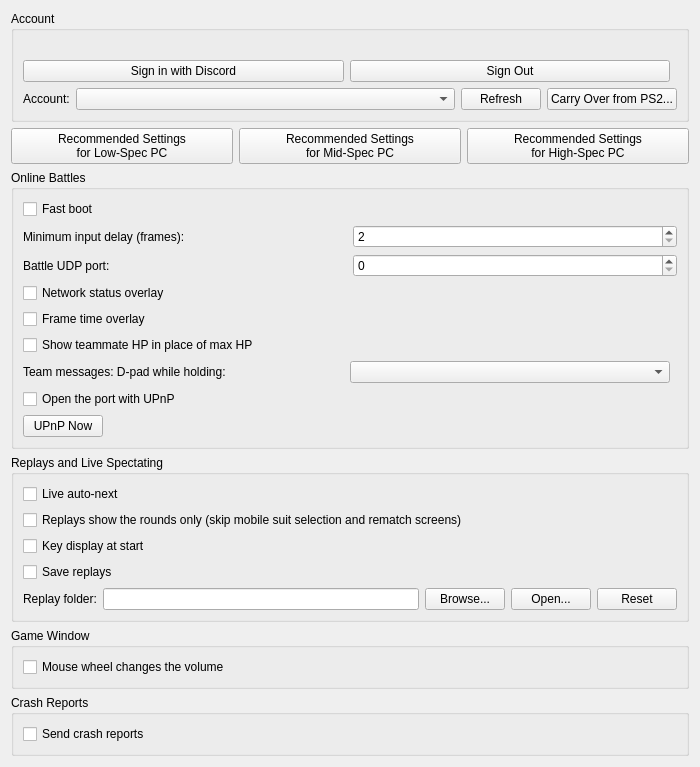
The window that pcsx2-qt/Settings/ZdxsvSettingsWidget.ui (inada-s/pcsx2) describes before a commit, drawn with Qt 5.
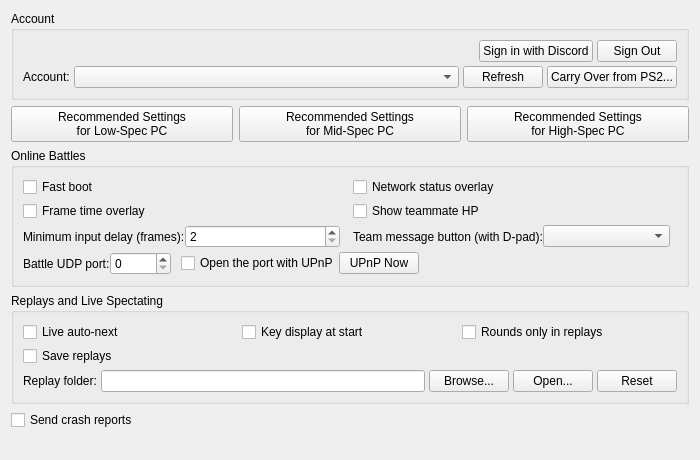
The same window after the commit.

Commit message: Zdxsv settings page: compact layout, UPnP next to the battle UDP port, shorter labels

```diff
--- a/pcsx2-qt/Settings/ZdxsvSettingsWidget.ui
+++ b/pcsx2-qt/Settings/ZdxsvSettingsWidget.ui
@@ -7,28 +7,40 @@
     <x>0</x>
     <y>0</y>
     <width>700</width>
-    <height>600</height>
+    <height>460</height>
    </rect>
   </property>
   <property name="windowTitle">
    <string/>
   </property>
   <layout class="QVBoxLayout" name="verticalLayout">
+   <property name="spacing">
+    <number>6</number>
+   </property>
    <item>
     <widget class="QGroupBox" name="zdxsvAccountGroup">
      <property name="title">
       <string>Account</string>
      </property>
      <layout class="QVBoxLayout" name="zdxsvAccountLayout">
-      <item>
-       <widget class="QLabel" name="zdxsvAccountStatus">
-        <property name="wordWrap">
-         <bool>true</bool>
-        </property>
-       </widget>
-      </item>
+      <property name="spacing">
+       <number>4</number>
+      </property>
       <item>
        <layout class="QHBoxLayout" name="zdxsvAccountButtons">
+        <item>
+         <widget class="QLabel" name="zdxsvAccountStatus">
+          <property name="sizePolicy">
+           <sizepolicy hsizetype="Expanding" vsizetype="Preferred">
+            <horstretch>0</horstretch>
+            <verstretch>0</verstretch>
+           </sizepolicy>
+          </property>
+          <property name="wordWrap">
+           <bool>true</bool>
+          </property>
+         </widget>
+        </item>
         <item>
          <widget class="QPushButton" name="zdxsvSignIn">
           <property name="text">
@@ -43,13 +55,6 @@
           </property>
          </widget>
         </item>
-        <item>
-         <spacer name="zdxsvAccountButtonsSpacer">
-          <property name="orientation">
-           <enum>Qt::Orientation::Horizontal</enum>
-          </property>
-         </spacer>
-        </item>
        </layout>
       </item>
       <item>
@@ -123,24 +128,45 @@
      <property name="title">
       <string>Online Battles</string>
      </property>
-     <layout class="QVBoxLayout" name="battleLayout">
-      <item>
+     <layout class="QGridLayout" name="battleLayout" columnstretch="1,1">
+      <property name="verticalSpacing">
+       <number>4</number>
+      </property>
+      <item row="0" column="0">
        <widget class="QCheckBox" name="zdxsvFastBoot">
         <property name="text">
          <string>Fast boot</string>
         </property>
        </widget>
       </item>
-      <item>
+      <item row="0" column="1">
+       <widget class="QCheckBox" name="zdxsvNetOsd">
+        <property name="text">
+         <string>Network status overlay</string>
+        </property>
+       </widget>
+      </item>
+      <item row="1" column="0">
+       <widget class="QCheckBox" name="zdxsvFrameOsd">
+        <property name="text">
+         <string>Frame time overlay</string>
+        </property>
+       </widget>
+      </item>
+      <item row="1" column="1">
+       <widget class="QCheckBox" name="zdxsvAllyHp">
+        <property name="text">
+         <string>Show teammate HP</string>
+        </property>
+       </widget>
+      </item>
+      <item row="2" column="0">
        <layout class="QHBoxLayout" name="zdxsvGgpoMinDelayLayout">
         <item>
          <widget class="QLabel" name="zdxsvGgpoMinDelayLabel">
           <property name="text">
            <string>Minimum input delay (frames):</string>
           </property>
-          <property name="wordWrap">
-           <bool>true</bool>
-          </property>
          </widget>
         </item>
         <item>
@@ -156,18 +182,43 @@
           </property>
          </widget>
         </item>
+        <item>
+         <spacer name="zdxsvGgpoMinDelaySpacer">
+          <property name="orientation">
+           <enum>Qt::Orientation::Horizontal</enum>
+          </property>
+         </spacer>
+        </item>
        </layout>
       </item>
-      <item>
+      <item row="2" column="1">
+       <layout class="QHBoxLayout" name="zdxsvStickMessageLayout">
+        <item>
+         <widget class="QLabel" name="zdxsvStickMessageLabel">
+          <property name="text">
+           <string>Team message button (with D-pad):</string>
+          </property>
+         </widget>
+        </item>
+        <item>
+         <widget class="QComboBox" name="zdxsvStickMessageButton"/>
+        </item>
+        <item>
+         <spacer name="zdxsvStickMessageSpacer">
+          <property name="orientation">
+           <enum>Qt::Orientation::Horizontal</enum>
+          </property>
+         </spacer>
+        </item>
+       </layout>
+      </item>
+      <item row="3" column="0" colspan="2">
        <layout class="QHBoxLayout" name="zdxsvGgpoPortLayout">
         <item>
          <widget class="QLabel" name="zdxsvGgpoPortLabel">
           <property name="text">
            <string>Battle UDP port:</string>
           </property>
-          <property name="wordWrap">
-           <bool>true</bool>
-          </property>
          </widget>
         </item>
         <item>
@@ -183,59 +234,29 @@
           </property>
          </widget>
         </item>
-       </layout>
-      </item>
-      <item>
-       <widget class="QCheckBox" name="zdxsvNetOsd">
-        <property name="text">
-         <string>Network status overlay</string>
-        </property>
-       </widget>
-      </item>
-      <item>
-       <widget class="QCheckBox" name="zdxsvFrameOsd">
-        <property name="text">
-         <string>Frame time overlay</string>
-        </property>
-       </widget>
-      </item>
-      <item>
-       <widget class="QCheckBox" name="zdxsvAllyHp">
-        <property name="text">
-         <string>Show teammate HP in place of max HP</string>
-        </property>
-       </widget>
-      </item>
-      <item>
-       <layout class="QHBoxLayout" name="zdxsvStickMessageLayout">
         <item>
-         <widget class="QLabel" name="zdxsvStickMessageLabel">
-          <property name="text">
-           <string>Team messages: D-pad while holding:</string>
-          </property>
-         </widget>
-        </item>
-        <item>
-         <widget class="QComboBox" name="zdxsvStickMessageButton"/>
-        </item>
-        <item>
-         <spacer name="zdxsvStickMessageSpacer">
+         <spacer name="zdxsvUPnPSpacer">
           <property name="orientation">
            <enum>Qt::Orientation::Horizontal</enum>
           </property>
+          <property name="sizeType">
+           <enum>QSizePolicy::Policy::Fixed</enum>
+          </property>
+          <property name="sizeHint" stdset="0">
+           <size>
+            <width>10</width>
+            <height>0</height>
+           </size>
+          </property>
          </spacer>
         </item>
-       </layout>
-      </item>
-      <item>
-       <widget class="QCheckBox" name="zdxsvUPnP">
-        <property name="text">
-         <string>Open the port with UPnP</string>
-        </property>
-       </widget>
-      </item>
-      <item>
-       <layout class="QHBoxLayout" name="zdxsvUPnPNowLayout">
+        <item>
+         <widget class="QCheckBox" name="zdxsvUPnP">
+          <property name="text">
+           <string>Open the port with UPnP</string>
+          </property>
+         </widget>
+        </item>
         <item>
          <widget class="QPushButton" name="zdxsvUPnPNow">
           <property name="text">
@@ -251,6 +272,9 @@
             <verstretch>0</verstretch>
            </sizepolicy>
           </property>
+          <property name="wordWrap">
+           <bool>true</bool>
+          </property>
          </widget>
         </item>
        </layout>
@@ -263,44 +287,51 @@
      <property name="title">
       <string>Replays and Live Spectating</string>
      </property>
-     <layout class="QFormLayout" name="replayLayout">
-      <item row="0" column="0" colspan="2">
-       <widget class="QCheckBox" name="zdxsvLiveAutoNext">
-        <property name="text">
-         <string>Live auto-next</string>
-        </property>
-       </widget>
+     <layout class="QVBoxLayout" name="replayLayout">
+      <property name="spacing">
+       <number>4</number>
+      </property>
+      <item>
+       <layout class="QHBoxLayout" name="zdxsvReplayOptionsLayout">
+        <item>
+         <widget class="QCheckBox" name="zdxsvLiveAutoNext">
+          <property name="text">
+           <string>Live auto-next</string>
+          </property>
+         </widget>
+        </item>
+        <item>
+         <widget class="QCheckBox" name="zdxsvReplayKeyDisplay">
+          <property name="text">
+           <string>Key display at start</string>
+          </property>
+         </widget>
+        </item>
+        <item>
+         <widget class="QCheckBox" name="zdxsvReplaySkipMs">
+          <property name="text">
+           <string>Rounds only in replays</string>
+          </property>
+         </widget>
+        </item>
+       </layout>
       </item>
-      <item row="1" column="0" colspan="2">
-       <widget class="QCheckBox" name="zdxsvReplaySkipMs">
-        <property name="text">
-         <string>Replays show the rounds only (skip mobile suit selection and rematch screens)</string>
-        </property>
-       </widget>
-      </item>
-      <item row="2" column="0" colspan="2">
-       <widget class="QCheckBox" name="zdxsvReplayKeyDisplay">
-        <property name="text">
-         <string>Key display at start</string>
-        </property>
-       </widget>
-      </item>
-      <item row="3" column="0" colspan="2">
+      <item>
        <widget class="QCheckBox" name="zdxsvSaveReplay">
         <property name="text">
          <string>Save replays</string>
         </property>
        </widget>
       </item>
-      <item row="4" column="0">
-       <widget class="QLabel" name="zdxsvReplayPathLabel">
-        <property name="text">
-         <string>Replay folder:</string>
-        </property>
-       </widget>
-      </item>
-      <item row="4" column="1">
+      <item>
        <layout class="QHBoxLayout" name="zdxsvReplayPathLayout">
+        <item>
+         <widget class="QLabel" name="zdxsvReplayPathLabel">
+          <property name="text">
+           <string>Replay folder:</string>
+          </property>
+         </widget>
+        </item>
         <item>
          <widget class="QLineEdit" name="zdxsvReplayPath"/>
         </item>
@@ -331,35 +362,10 @@
     </widget>
    </item>
    <item>
-    <widget class="QGroupBox" name="zdxsvGameWindowGroup">
-     <property name="title">
-      <string>Game Window</string>
+    <widget class="QCheckBox" name="zdxsvCrashReports">
+     <property name="text">
+      <string>Send crash reports</string>
      </property>
-     <layout class="QVBoxLayout" name="zdxsvGameWindowLayout">
-      <item>
-       <widget class="QCheckBox" name="zdxsvWheelVolume">
-        <property name="text">
-         <string>Mouse wheel changes the volume</string>
-        </property>
-       </widget>
-      </item>
-     </layout>
-    </widget>
-   </item>
-   <item>
-    <widget class="QGroupBox" name="zdxsvCrashReportsGroup">
-     <property name="title">
-      <string>Crash Reports</string>
-     </property>
-     <layout class="QVBoxLayout" name="zdxsvCrashReportsLayout">
-      <item>
-       <widget class="QCheckBox" name="zdxsvCrashReports">
-        <property name="text">
-         <string>Send crash reports</string>
-        </property>
-       </widget>
-      </item>
-     </layout>
     </widget>
    </item>
    <item>
```
The commit also changes 5 other files.
